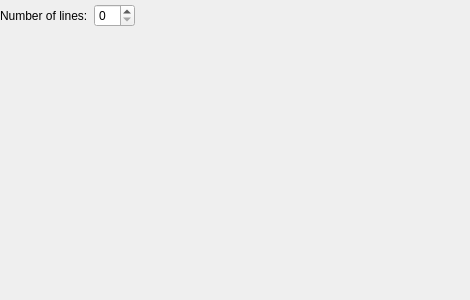
The window that src/ui/staffproperties.ui (canorusmusic/canorus) describes before a commit, drawn with Qt 5.
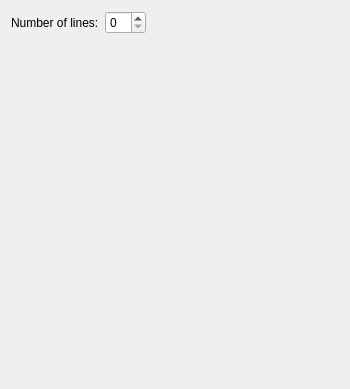
The same window after the commit.

Commit message: Fixed properties dialog layout.

Diff of the .ui file:
```diff
--- a/src/ui/staffproperties.ui
+++ b/src/ui/staffproperties.ui
@@ -1,59 +1,63 @@
 <ui version="4.0" >
  <class>uiStaffProperties</class>
- <widget class="QWidget" name="uiStaffProperties" >
-  <property name="geometry" >
+ <widget class="QWidget" name="uiStaffProperties">
+  <property name="geometry">
    <rect>
     <x>0</x>
     <y>0</y>
-    <width>470</width>
-    <height>300</height>
+    <width>350</width>
+    <height>389</height>
    </rect>
   </property>
   <property name="windowTitle" >
    <string>Staff properties</string>
   </property>
-  <widget class="QWidget" name="layoutWidget" >
-   <property name="geometry" >
-    <rect>
-     <x>0</x>
-     <y>0</y>
-     <width>471</width>
-     <height>31</height>
-    </rect>
-   </property>
-   <layout class="QHBoxLayout" >
+  <layout class="QVBoxLayout" name="verticalLayout">
     <item>
-     <widget class="QLabel" name="uiNumberOfLinesLabel" >
-      <property name="text" >
+    <layout class="QHBoxLayout" name="horizontalLayout">
+     <item>
+      <widget class="QLabel" name="uiNumberOfLinesLabel">
+       <property name="text">
        <string>Number of lines:</string>
       </property>
      </widget>
     </item>
     <item>
-     <widget class="QSpinBox" name="uiNumberOfLines" >
-      <property name="maximum" >
+      <widget class="QSpinBox" name="uiNumberOfLines">
+       <property name="maximum">
        <number>15</number>
       </property>
      </widget>
     </item>
     <item>
-     <spacer>
-      <property name="orientation" >
+      <spacer name="horizontalSpacer">
+       <property name="orientation">
        <enum>Qt::Horizontal</enum>
       </property>
-      <property name="sizeType" >
-       <enum>QSizePolicy::MinimumExpanding</enum>
-      </property>
-      <property name="sizeHint" >
+       <property name="sizeHint" stdset="0">
        <size>
         <width>40</width>
-        <height>20</height>
+         <height>18</height>
        </size>
       </property>
      </spacer>
     </item>
    </layout>
-  </widget>
+   </item>
+   <item>
+    <spacer name="verticalSpacer">
+     <property name="orientation">
+      <enum>Qt::Vertical</enum>
+     </property>
+     <property name="sizeHint" stdset="0">
+      <size>
+       <width>20</width>
+       <height>341</height>
+      </size>
+     </property>
+    </spacer>
+   </item>
+  </layout>
  </widget>
  <resources/>
  <connections/>
```
Left out of the diff: 5 changed lines with no effect on the pictures. Lines whose indentation alone changed are shown as unchanged. The commit also changes 3 other files.
